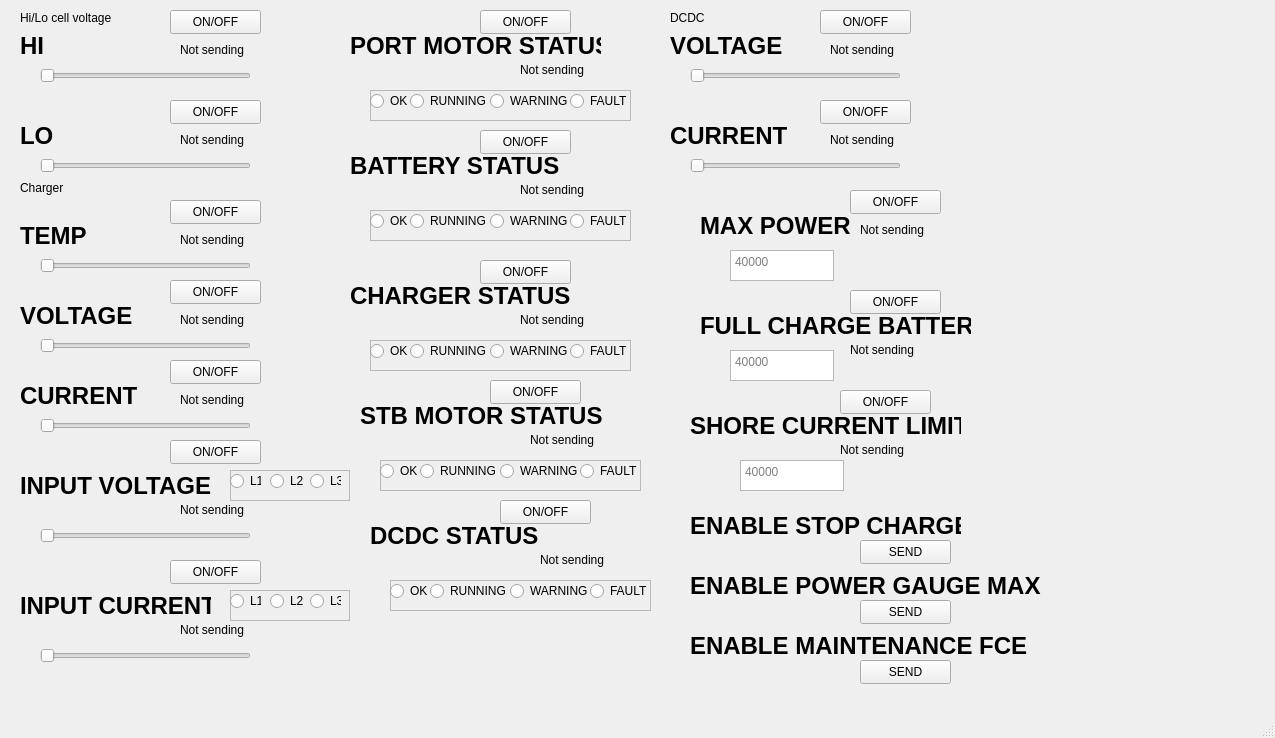
JakobGerjolj/qApiShipSimulator, file mainwindow.ui: the form before one commit.
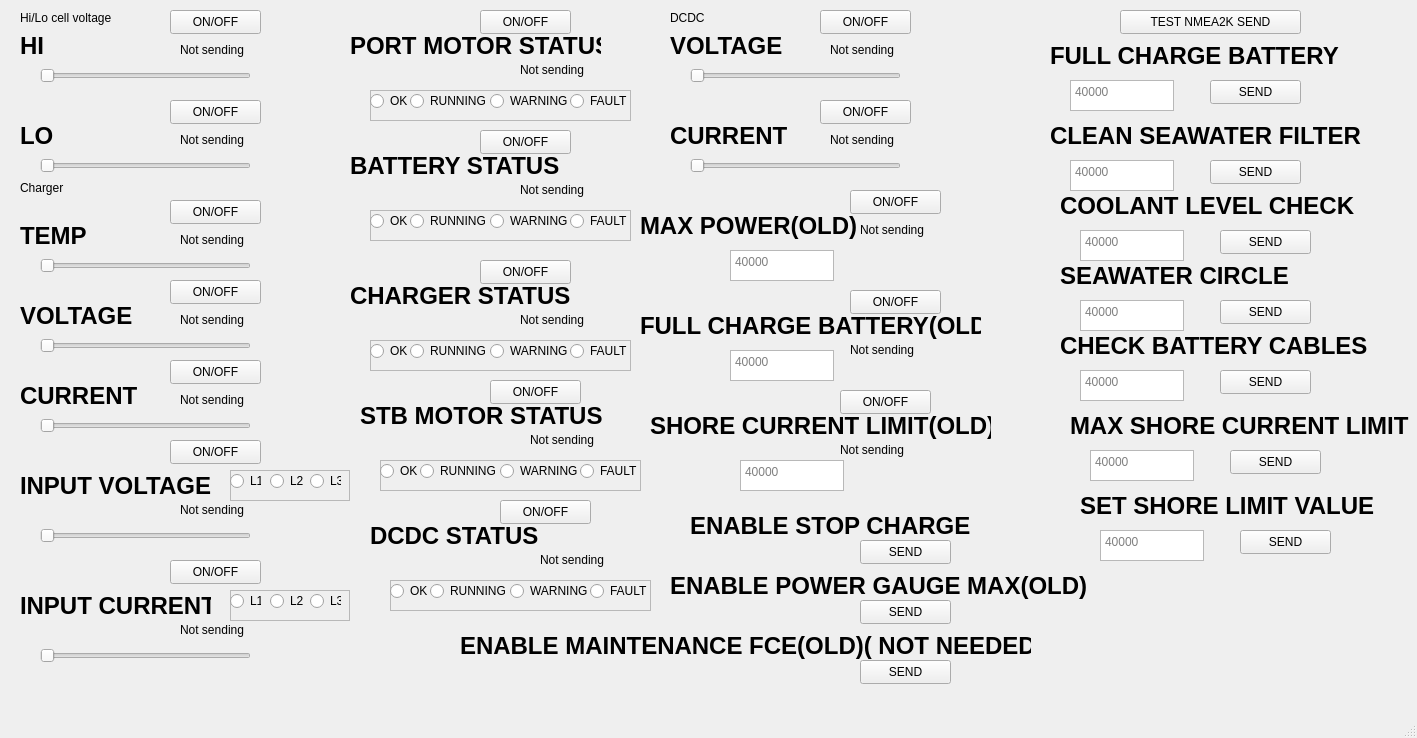
The form after the commit.

Commit message: Added new values with QT NMEA2K standard

Diff of the .ui file:
```diff
--- a/mainwindow.ui
+++ b/mainwindow.ui
@@ -6,7 +6,7 @@
    <rect>
     <x>0</x>
     <y>0</y>
-    <width>1275</width>
+    <width>1417</width>
     <height>738</height>
    </rect>
   </property>
@@ -1280,9 +1280,9 @@
    <widget class="QLabel" name="label_49">
     <property name="geometry">
      <rect>
-      <x>700</x>
+      <x>640</x>
       <y>210</y>
-      <width>151</width>
+      <width>221</width>
       <height>31</height>
      </rect>
     </property>
@@ -1293,7 +1293,7 @@
      </font>
     </property>
     <property name="text">
-     <string>MAX POWER</string>
+     <string>MAX POWER(OLD)</string>
     </property>
    </widget>
    <widget class="QPushButton" name="pushButton_25">
@@ -1338,9 +1338,9 @@
    <widget class="QLabel" name="label_50">
     <property name="geometry">
      <rect>
-      <x>700</x>
+      <x>640</x>
       <y>310</y>
-      <width>271</width>
+      <width>341</width>
       <height>31</height>
      </rect>
     </property>
@@ -1351,7 +1351,7 @@
      </font>
     </property>
     <property name="text">
-     <string>FULL CHARGE BATTERY</string>
+     <string>FULL CHARGE BATTERY(OLD)</string>
     </property>
    </widget>
    <widget class="QLabel" name="PortBatInfoLabel_17">
@@ -1409,9 +1409,9 @@
    <widget class="QLabel" name="label_51">
     <property name="geometry">
      <rect>
-      <x>690</x>
+      <x>650</x>
       <y>410</y>
-      <width>271</width>
+      <width>341</width>
       <height>31</height>
      </rect>
     </property>
@@ -1422,7 +1422,7 @@
      </font>
     </property>
     <property name="text">
-     <string>SHORE CURRENT LIMIT</string>
+     <string>SHORE CURRENT LIMIT(OLD)</string>
     </property>
    </widget>
    <widget class="QPushButton" name="pushButton_27">
@@ -1456,7 +1456,7 @@
      <rect>
       <x>690</x>
       <y>510</y>
-      <width>271</width>
+      <width>331</width>
       <height>31</height>
      </rect>
     </property>
@@ -1499,7 +1499,7 @@
    <widget class="QLabel" name="label_53">
     <property name="geometry">
      <rect>
-      <x>690</x>
+      <x>670</x>
       <y>570</y>
       <width>451</width>
       <height>31</height>
@@ -1512,15 +1512,15 @@
      </font>
     </property>
     <property name="text">
-     <string>ENABLE POWER GAUGE MAX</string>
+     <string>ENABLE POWER GAUGE MAX(OLD)</string>
     </property>
    </widget>
    <widget class="QLabel" name="label_54">
     <property name="geometry">
      <rect>
-      <x>690</x>
+      <x>460</x>
       <y>630</y>
-      <width>451</width>
+      <width>571</width>
       <height>31</height>
      </rect>
     </property>
@@ -1531,7 +1531,7 @@
      </font>
     </property>
     <property name="text">
-     <string>ENABLE MAINTENANCE FCE</string>
+     <string>ENABLE MAINTENANCE FCE(OLD)( NOT NEEDED)</string>
     </property>
    </widget>
    <widget class="QPushButton" name="pushButton_30">
@@ -1547,6 +1547,334 @@
      <string>SEND</string>
     </property>
    </widget>
+   <widget class="QPushButton" name="pushButton_31">
+    <property name="geometry">
+     <rect>
+      <x>1120</x>
+      <y>10</y>
+      <width>181</width>
+      <height>24</height>
+     </rect>
+    </property>
+    <property name="text">
+     <string>TEST NMEA2K SEND</string>
+    </property>
+   </widget>
+   <widget class="QTextEdit" name="textEdit_4">
+    <property name="geometry">
+     <rect>
+      <x>1070</x>
+      <y>80</y>
+      <width>104</width>
+      <height>31</height>
+     </rect>
+    </property>
+    <property name="placeholderText">
+     <string>40000</string>
+    </property>
+   </widget>
+   <widget class="QPushButton" name="pushButton_32">
+    <property name="geometry">
+     <rect>
+      <x>1210</x>
+      <y>80</y>
+      <width>91</width>
+      <height>24</height>
+     </rect>
+    </property>
+    <property name="text">
+     <string>SEND</string>
+    </property>
+   </widget>
+   <widget class="QLabel" name="label_55">
+    <property name="geometry">
+     <rect>
+      <x>1050</x>
+      <y>40</y>
+      <width>341</width>
+      <height>31</height>
+     </rect>
+    </property>
+    <property name="font">
+     <font>
+      <pointsize>18</pointsize>
+      <bold>true</bold>
+     </font>
+    </property>
+    <property name="text">
+     <string>FULL CHARGE BATTERY</string>
+    </property>
+   </widget>
+   <widget class="QTextEdit" name="textEdit_5">
+    <property name="geometry">
+     <rect>
+      <x>1070</x>
+      <y>160</y>
+      <width>104</width>
+      <height>31</height>
+     </rect>
+    </property>
+    <property name="placeholderText">
+     <string>40000</string>
+    </property>
+   </widget>
+   <widget class="QLabel" name="label_56">
+    <property name="geometry">
+     <rect>
+      <x>1050</x>
+      <y>120</y>
+      <width>341</width>
+      <height>31</height>
+     </rect>
+    </property>
+    <property name="font">
+     <font>
+      <pointsize>18</pointsize>
+      <bold>true</bold>
+     </font>
+    </property>
+    <property name="text">
+     <string>CLEAN SEAWATER FILTER</string>
+    </property>
+   </widget>
+   <widget class="QPushButton" name="pushButton_33">
+    <property name="geometry">
+     <rect>
+      <x>1210</x>
+      <y>160</y>
+      <width>91</width>
+      <height>24</height>
+     </rect>
+    </property>
+    <property name="text">
+     <string>SEND</string>
+    </property>
+   </widget>
+   <widget class="QTextEdit" name="textEdit_6">
+    <property name="geometry">
+     <rect>
+      <x>1080</x>
+      <y>230</y>
+      <width>104</width>
+      <height>31</height>
+     </rect>
+    </property>
+    <property name="placeholderText">
+     <string>40000</string>
+    </property>
+   </widget>
+   <widget class="QLabel" name="label_57">
+    <property name="geometry">
+     <rect>
+      <x>1060</x>
+      <y>190</y>
+      <width>341</width>
+      <height>31</height>
+     </rect>
+    </property>
+    <property name="font">
+     <font>
+      <pointsize>18</pointsize>
+      <bold>true</bold>
+     </font>
+    </property>
+    <property name="text">
+     <string>COOLANT LEVEL CHECK</string>
+    </property>
+   </widget>
+   <widget class="QPushButton" name="pushButton_34">
+    <property name="geometry">
+     <rect>
+      <x>1220</x>
+      <y>230</y>
+      <width>91</width>
+      <height>24</height>
+     </rect>
+    </property>
+    <property name="text">
+     <string>SEND</string>
+    </property>
+   </widget>
+   <widget class="QTextEdit" name="textEdit_7">
+    <property name="geometry">
+     <rect>
+      <x>1080</x>
+      <y>300</y>
+      <width>104</width>
+      <height>31</height>
+     </rect>
+    </property>
+    <property name="placeholderText">
+     <string>40000</string>
+    </property>
+   </widget>
+   <widget class="QPushButton" name="pushButton_35">
+    <property name="geometry">
+     <rect>
+      <x>1220</x>
+      <y>300</y>
+      <width>91</width>
+      <height>24</height>
+     </rect>
+    </property>
+    <property name="text">
+     <string>SEND</string>
+    </property>
+   </widget>
+   <widget class="QLabel" name="label_58">
+    <property name="geometry">
+     <rect>
+      <x>1060</x>
+      <y>260</y>
+      <width>341</width>
+      <height>31</height>
+     </rect>
+    </property>
+    <property name="font">
+     <font>
+      <pointsize>18</pointsize>
+      <bold>true</bold>
+     </font>
+    </property>
+    <property name="text">
+     <string>SEAWATER CIRCLE</string>
+    </property>
+   </widget>
+   <widget class="QLabel" name="label_59">
+    <property name="geometry">
+     <rect>
+      <x>1060</x>
+      <y>330</y>
+      <width>341</width>
+      <height>31</height>
+     </rect>
+    </property>
+    <property name="font">
+     <font>
+      <pointsize>18</pointsize>
+      <bold>true</bold>
+     </font>
+    </property>
+    <property name="text">
+     <string>CHECK BATTERY CABLES</string>
+    </property>
+   </widget>
+   <widget class="QTextEdit" name="textEdit_8">
+    <property name="geometry">
+     <rect>
+      <x>1080</x>
+      <y>370</y>
+      <width>104</width>
+      <height>31</height>
+     </rect>
+    </property>
+    <property name="placeholderText">
+     <string>40000</string>
+    </property>
+   </widget>
+   <widget class="QPushButton" name="pushButton_36">
+    <property name="geometry">
+     <rect>
+      <x>1220</x>
+      <y>370</y>
+      <width>91</width>
+      <height>24</height>
+     </rect>
+    </property>
+    <property name="text">
+     <string>SEND</string>
+    </property>
+   </widget>
+   <widget class="QTextEdit" name="textEdit_9">
+    <property name="geometry">
+     <rect>
+      <x>1090</x>
+      <y>450</y>
+      <width>104</width>
+      <height>31</height>
+     </rect>
+    </property>
+    <property name="placeholderText">
+     <string>40000</string>
+    </property>
+   </widget>
+   <widget class="QPushButton" name="pushButton_37">
+    <property name="geometry">
+     <rect>
+      <x>1230</x>
+      <y>450</y>
+      <width>91</width>
+      <height>24</height>
+     </rect>
+    </property>
+    <property name="text">
+     <string>SEND</string>
+    </property>
+   </widget>
+   <widget class="QLabel" name="label_60">
+    <property name="geometry">
+     <rect>
+      <x>1070</x>
+      <y>410</y>
+      <width>341</width>
+      <height>31</height>
+     </rect>
+    </property>
+    <property name="font">
+     <font>
+      <pointsize>18</pointsize>
+      <bold>true</bold>
+     </font>
+    </property>
+    <property name="text">
+     <string>MAX SHORE CURRENT LIMIT</string>
+    </property>
+   </widget>
+   <widget class="QTextEdit" name="textEdit_10">
+    <property name="geometry">
+     <rect>
+      <x>1100</x>
+      <y>530</y>
+      <width>104</width>
+      <height>31</height>
+     </rect>
+    </property>
+    <property name="placeholderText">
+     <string>40000</string>
+    </property>
+   </widget>
+   <widget class="QLabel" name="label_61">
+    <property name="geometry">
+     <rect>
+      <x>1080</x>
+      <y>490</y>
+      <width>341</width>
+      <height>31</height>
+     </rect>
+    </property>
+    <property name="font">
+     <font>
+      <pointsize>18</pointsize>
+      <bold>true</bold>
+     </font>
+    </property>
+    <property name="text">
+     <string>SET SHORE LIMIT VALUE</string>
+    </property>
+   </widget>
+   <widget class="QPushButton" name="pushButton_38">
+    <property name="geometry">
+     <rect>
+      <x>1240</x>
+      <y>530</y>
+      <width>91</width>
+      <height>24</height>
+     </rect>
+    </property>
+    <property name="text">
+     <string>SEND</string>
+    </property>
+   </widget>
   </widget>
   <widget class="QMenuBar" name="menubar">
    <property name="geometry">
```
Left out of the diff: 2 changed lines with no effect on the pictures. The commit also changes 4 other files.
